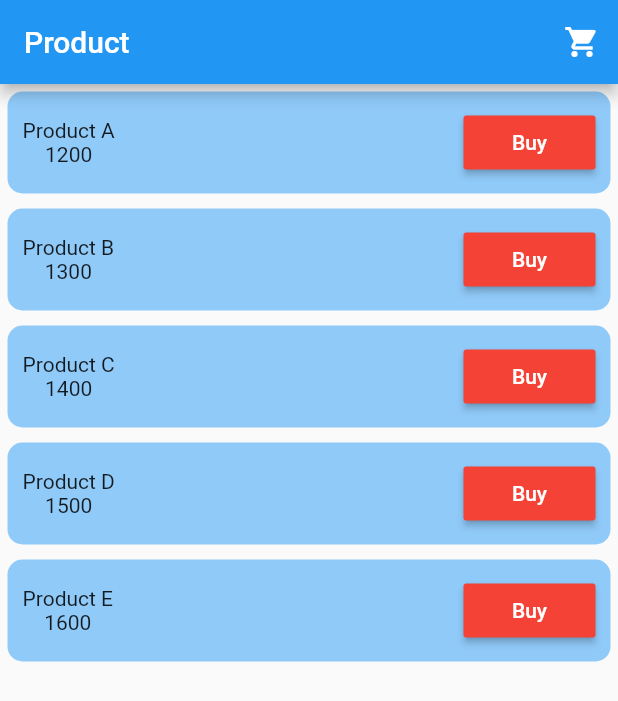
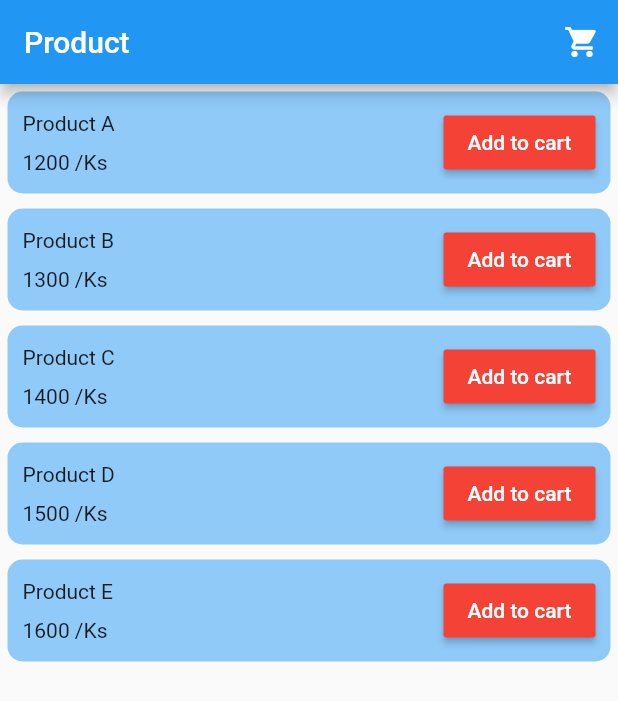
Before and after one commit to KyawThet-Naing/CartCount, a Flutter app: the screen it shows after launch, on a phone screen of 412 x 824 dp. Shown: the top 701 px of the screen. Run offline on Flutter 3.47's test engine with Material 2 defaults, Android fonts, the phone set to English and light mode, and no system bars.

Commit message:
home add to cart button fixed

```diff
--- a/lib/pages/home.dart
+++ /dev/null
@@ -1,88 +0,0 @@
-import 'package:demo_state/models/cart_model.dart';
-import 'package:demo_state/models/products.dart';
-import 'package:demo_state/pages/cart.dart';
-import 'package:flutter/material.dart';
-import '../utils/global.dart';
-
-class Home extends StatelessWidget {
-  static const String route = "/";
-
-  const Home({Key? key}) : super(key: key);
-
-  @override
-  Widget build(BuildContext context) {
-    return Scaffold(
-      appBar: AppBar(
-        title: const Text('Product'),
-        actions: [
-          IconButton(
-            onPressed: () {
-              Navigator.pushNamed(context, Cart.route);
-            },
-            icon: const Icon(Icons.shopping_cart),
-          )
-        ],
-      ),
-      body: Column(
-        children: [
-          ...List.generate(
-            Global.prducts.length,
-            (index) => Container(
-              margin: const EdgeInsets.all(5),
-              padding: const EdgeInsets.all(10),
-              decoration: BoxDecoration(
-                color: Colors.blue.shade200,
-                borderRadius: BorderRadius.circular(10),
-              ),
-              child: Row(
-                children: [
-                  Column(
-                    children: [
-                      Text(Global.prducts[index].name),
-                      Text(
-                        Global.prducts[index].price.toString(),
-                      ),
-                    ],
-                  ),
-                  const Spacer(),
-                  MaterialButton(
-                      color: Colors.red,
-                      onPressed: () {
-                        Product product = Global.prducts[index];
-
-                        ///index of current product
-                        int i = Global.cart.indexWhere(
-                          (element) => element.product.name == product.name,
-                        );
-
-                        ///found = found index
-                        ///not found = -1
-
-                        if (i == -1) {
-                          Global.cart.add(
-                            CartModel(count: 1, product: product),
-                          );
-                        } else {
-                          int pCount = Global.cart[i].count + 1;
-                          Global.cart.removeAt(i);
-                          Global.cart.insert(
-                            i,
-                            CartModel(count: pCount, product: product),
-                          );
-                        }
-                      },
-                      child: const Text(
-                        'Buy',
-                        style: TextStyle(
-                          color: Colors.white,
-                        ),
-                      ))
-                ],
-              ),
-            ),
-          )
-        ],
-      ),
-    );
-  }
-}
--- /dev/null
+++ b/lib/pages/home/home.dart
@@ -0,0 +1,144 @@
+import 'package:demo_state/models/cart_model.dart';
+import 'package:demo_state/models/products.dart';
+import 'package:demo_state/pages/cart/cart.dart';
+import 'package:flutter/material.dart';
+import '../../utils/global.dart';
+
+class Home extends StatefulWidget {
+  static const String route = "/";
+
+  const Home({Key? key}) : super(key: key);
+
+  @override
+  State<Home> createState() => _HomeState();
+}
+
+class _HomeState extends State<Home> {
+  @override
+  Widget build(BuildContext context) {
+    return Scaffold(
+      appBar: AppBar(
+        title: const Text('Product'),
+        actions: [
+          IconButton(
+            onPressed: () async {
+              await Navigator.pushNamed(context, Cart.route);
+
+              ///setState for product count
+              setState(() {});
+            },
+            icon: const Icon(Icons.shopping_cart),
+          )
+        ],
+      ),
+      body: Column(
+        children: [
+          ...List.generate(Global.prducts.length, (index) {
+            ///current product
+            Product product = Global.prducts[index];
+
+            ///cart index can be -1
+            ///if -1, not found in cart
+            int cartIndex = indexOf(product.name);
+
+            return Container(
+                margin: const EdgeInsets.all(5),
+                padding: const EdgeInsets.all(10),
+                decoration: BoxDecoration(
+                  color: Colors.blue.shade200,
+                  borderRadius: BorderRadius.circular(10),
+                ),
+                child: Row(
+                  children: [
+                    Column(
+                      crossAxisAlignment: CrossAxisAlignment.start,
+                      children: [
+                        Text(product.name),
+                        const SizedBox(height: 10),
+                        Text('${product.price} /Ks'),
+                      ],
+                    ),
+                    const Spacer(),
+
+                    ///
+                    indexOf(Global.prducts[index].name) == -1
+                        ?
+
+                        ///add to cart button
+                        MaterialButton(
+                            color: Colors.red,
+                            onPressed: () {
+                              if (cartIndex == -1) {
+                                Global.cart.add(
+                                  CartModel(count: 1, product: product),
+                                );
+                                setState(() {});
+                              } else {
+                                int pCount = Global.cart[cartIndex].count + 1;
+
+                                ///remove first before insert
+                                Global.cart.removeAt(cartIndex);
+
+                                ///insert
+                                Global.cart.insert(
+                                  cartIndex,
+                                  CartModel(count: pCount, product: product),
+                                );
+                              }
+                            },
+                            child: const Text(
+                              'Add to cart',
+                              style: TextStyle(
+                                color: Colors.white,
+                              ),
+                            ),
+                          )
+                        :
+
+                        ///product count button row
+                        Row(
+                            children: [
+                              MaterialButton(
+                                  color: Colors.red,
+                                  onPressed: () {
+                                    Global.cart[cartIndex].count++;
+                                    setState(() {});
+                                  },
+                                  child: const Icon(Icons.add)),
+                              Padding(
+                                padding: const EdgeInsets.symmetric(
+                                  horizontal: 10,
+                                ),
+                                child: Text('${Global.cart[cartIndex].count}'),
+                              ),
+                              MaterialButton(
+                                  color: Colors.red,
+                                  onPressed: () {
+                                    if (Global.cart[cartIndex].count == 1) {
+                                      Global.cart.removeAt(cartIndex);
+                                      setState(() {});
+                                      return;
+                                    }
+                                    Global.cart[cartIndex].count--;
+                                    setState(() {});
+                                  },
+                                  child: const Icon(Icons.remove)),
+                            ],
+                          )
+                  ],
+                ));
+          })
+        ],
+      ),
+    );
+  }
+
+  int indexOf(String productName) {
+    ///find index of Global.cart by product name
+    ///found = found index
+    ///not found = -1
+    return Global.cart.indexWhere((e) => e.product.name == productName);
+
+    ///if return value is -1, product not found
+  }
+}
--- a/lib/utils/routes.dart
+++ b/lib/utils/routes.dart
@@ -1,6 +1,6 @@
 import 'package:flutter/material.dart';
-import '../pages/cart.dart';
-import '/pages/home.dart';
+import '../pages/cart/cart.dart';
+import '../pages/home/home.dart';
 
 class Routes {
   static Route? onGenerateRoute(RouteSettings settings) {
```
Also changed, not shown: lib/pages/cart/cart.dart (renamed from lib/pages/cart.dart, +4 -4 lines), lib/utils/global.dart (line endings or trailing spaces).
